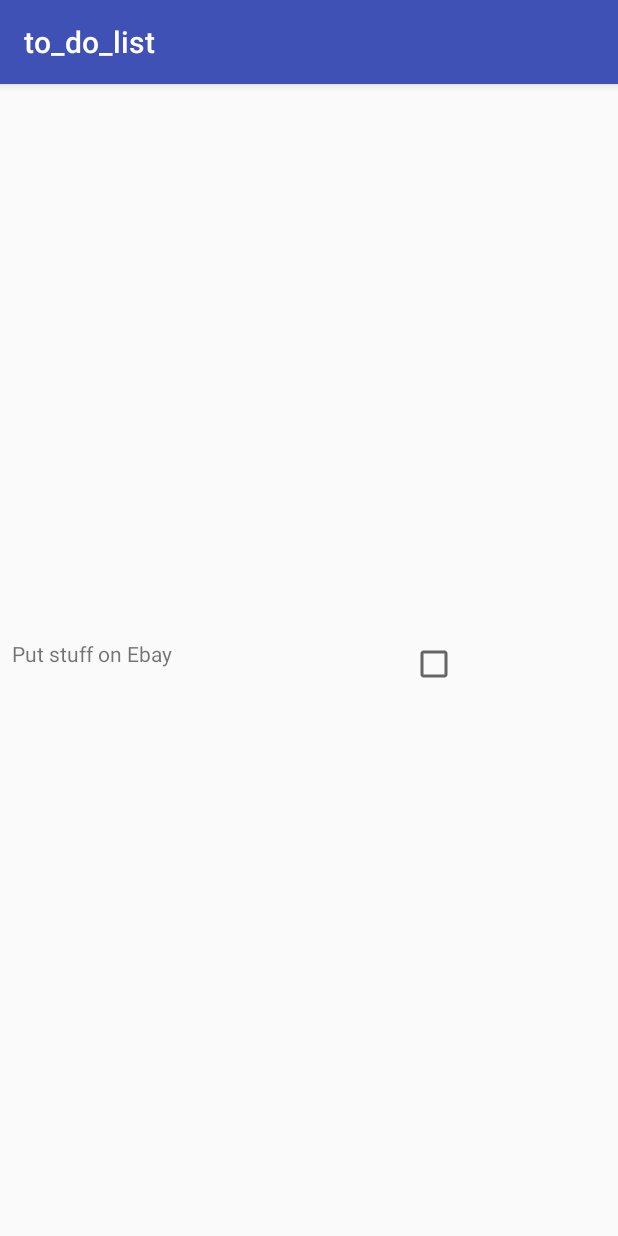
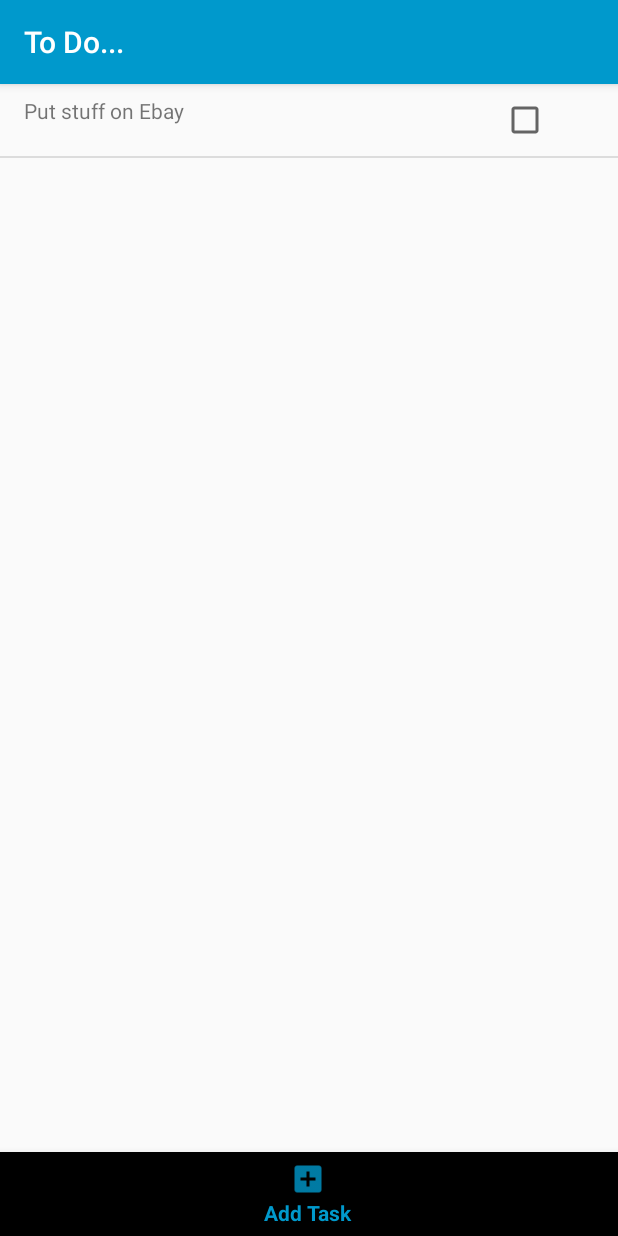
Before and after one commit to amyrob/project_to_do_list, an Android app: the screen it shows after launch (MainActivity), on a phone screen of 412 x 824 dp. Run offline under Robolectric (Android 15) with nearby library versions, the phone set to English and light mode, and no system bars; libraries missing offline, so code that uses them is left out: android.support.design.

Commit message:
Add task button added

```diff
--- a/app/src/main/java/com/example/amy/to_do_list/DbHelper.java
+++ b/app/src/main/java/com/example/amy/to_do_list/DbHelper.java
@@ -2,13 +2,14 @@ package com.example.amy.to_do_list;
 
 import android.content.Context;
 import android.database.sqlite.*;
+import android.os.Bundle;
 
 /**
  * Created by Amy on 26/03/2018.
  */
 
 public class DbHelper extends SQLiteOpenHelper {
-    private static final int DATABASE_VERSION = 1;
+    private static final int DATABASE_VERSION = 2;
     private static final String DATABASE_NAME = "todolist.db";
 
     public DbHelper(Context context) {
--- a/app/src/main/java/com/example/amy/to_do_list/MainActivity.java
+++ b/app/src/main/java/com/example/amy/to_do_list/MainActivity.java
@@ -1,8 +1,15 @@
 package com.example.amy.to_do_list;
 
+import android.content.SharedPreferences;
+import android.preference.PreferenceManager;
+import android.support.annotation.NonNull;
+import android.support.design.internal.BottomNavigationMenu;
+import android.support.design.widget.BottomNavigationView;
 import android.support.v7.app.AppCompatActivity;
 import android.os.Bundle;
+import android.view.MenuItem;
 import android.widget.ListView;
+import android.widget.Toast;
 
 import java.util.ArrayList;
 
@@ -13,7 +20,7 @@ public class MainActivity extends AppCompatActivity {
         super.onCreate(savedInstanceState);
         setContentView(R.layout.activity_main);
 
-        ToDoList toDoList= new ToDoList();
+        ToDoList toDoList = new ToDoList();
         ArrayList<Task> list = toDoList.getList();
 
         ToDoListAdapter toDoListAdapter = new ToDoListAdapter(this, list);
@@ -23,8 +30,20 @@ public class MainActivity extends AppCompatActivity {
 
         TaskDbHelper db = new TaskDbHelper(this);
         db.getWritableDatabase();
-//
-//
+
+        BottomNavigationView bottomNavigationView = (BottomNavigationView) findViewById(R.id.bottom_nav_bar);
+        bottomNavigationView.setOnNavigationItemSelectedListener(new BottomNavigationView.OnNavigationItemSelectedListener() {
+            @Override
+            public boolean onNavigationItemSelected(@NonNull MenuItem item) {
+                switch (item.getItemId()) {
+                    case R.id.add_task:
+                        Toast.makeText(MainActivity.this, "Task Added", Toast.LENGTH_SHORT).show();
+                }
+                return true;
+            }
+        });
+
+
 //        db.save(task);
 //        db.allTasks();
     }
--- a/app/src/main/res/layout/activity_main.xml
+++ b/app/src/main/res/layout/activity_main.xml
@@ -1,21 +1,32 @@
 <?xml version="1.0" encoding="utf-8"?>
-<android.support.constraint.ConstraintLayout xmlns:android="http://schemas.android.com/apk/res/android"
+<RelativeLayout xmlns:android="http://schemas.android.com/apk/res/android"
     xmlns:app="http://schemas.android.com/apk/res-auto"
     xmlns:tools="http://schemas.android.com/tools"
     android:layout_width="match_parent"
     android:layout_height="match_parent"
-    tools:context="com.example.amy.to_do_list.MainActivity">
+    tools:context=".MainActivity">
 
     <ListView
         android:id="@+id/list"
         android:layout_width="wrap_content"
+        android:layout_height="470dp"
+        android:layout_alignParentStart="true"
+        android:layout_alignParentTop="true"
+        app:layout_constraintBottom_toTopOf="@+id/bottom_nav_bar"
+        app:layout_constraintEnd_toEndOf="parent"
+        app:layout_constraintHorizontal_bias="1.0"
+        app:layout_constraintStart_toStartOf="parent"
+        app:layout_constraintTop_toTopOf="parent"
+        app:layout_constraintVertical_bias="0.0" />
+
+    <android.support.design.widget.BottomNavigationView
+        android:id="@+id/bottom_nav_bar"
+        android:layout_width="match_parent"
         android:layout_height="wrap_content"
-        android:layout_marginBottom="8dp"
-        android:layout_marginEnd="8dp"
-        android:layout_marginStart="8dp"
-        android:layout_marginTop="8dp"
-        app:layout_constraintBottom_toBottomOf="parent"
-        app:layout_constraintEnd_toEndOf="parent"
-        app:layout_constraintStart_toStartOf="parent"
-        app:layout_constraintTop_toTopOf="parent" />
-</android.support.constraint.ConstraintLayout>
+        android:layout_alignParentBottom="true"
+        android:visibility="visible"
+        app:itemTextColor="@android:color/holo_blue_dark"
+        app:menu="@menu/bottom_nav_bar" />
+
+
+</RelativeLayout>
--- a/app/src/main/res/layout/task_item.xml
+++ b/app/src/main/res/layout/task_item.xml
@@ -8,20 +8,27 @@
 
     <TextView
         android:id="@+id/task_name"
-        android:layout_width="257dp"
-        android:layout_height="36dp"
-        android:layout_marginStart="8dp"
+        android:layout_width="242dp"
+        android:layout_height="29dp"
+        android:layout_marginBottom="8dp"
+        android:layout_marginStart="16dp"
         android:layout_marginTop="8dp"
+        app:layout_constraintBottom_toBottomOf="parent"
         app:layout_constraintStart_toStartOf="parent"
         app:layout_constraintTop_toTopOf="parent"
+        app:layout_constraintVertical_bias="0.017"
         tools:text="taskname" />
 
     <CheckBox
         android:id="@+id/completed_status"
         android:layout_width="wrap_content"
-        android:layout_height="34dp"
-        android:layout_marginStart="8dp"
+        android:layout_height="wrap_content"
+        android:layout_marginBottom="8dp"
+        android:layout_marginStart="76dp"
         android:layout_marginTop="8dp"
+        app:layout_constraintBottom_toBottomOf="parent"
         app:layout_constraintStart_toEndOf="@+id/task_name"
-        app:layout_constraintTop_toTopOf="parent" />
+        app:layout_constraintTop_toTopOf="parent"
+        app:layout_constraintVertical_bias="0.015" />
+
 </android.support.constraint.ConstraintLayout>
--- /dev/null
+++ b/app/src/main/res/menu/bottom_nav_bar.xml
@@ -0,0 +1,13 @@
+<?xml version="1.0" encoding="utf-8"?>
+<menu xmlns:android="http://schemas.android.com/apk/res/android"
+    xmlns:app="http://schemas.android.com/apk/res-auto"
+    >
+
+    <item
+        android:id="@+id/add_task"
+        android:enabled="true"
+        android:icon="@drawable/ic_add_task"
+        android:iconTint="@android:color/background_light"
+        android:title="Add Task" />
+
+</menu>
--- a/app/src/main/res/values/strings.xml
+++ b/app/src/main/res/values/strings.xml
@@ -1,4 +1,4 @@
 <resources>
-    <string name="app_name">to_do_list</string>
+    <string name="app_name">To Do...</string>
     <string name="title_activity_task">Task Details</string>
 </resources>
--- a/app/src/main/res/values/styles.xml
+++ b/app/src/main/res/values/styles.xml
@@ -3,14 +3,9 @@
     <!-- Base application theme. -->
     <style name="AppTheme" parent="Theme.AppCompat.Light.DarkActionBar">
         <!-- Customize your theme here. -->
-        <item name="colorPrimary">@color/colorPrimary</item>
+        <item name="colorPrimary">@android:color/holo_blue_dark</item>
         <item name="colorPrimaryDark">@color/colorPrimaryDark</item>
         <item name="colorAccent">@color/colorAccent</item>
-    </style>
-
-    <style name="AppTheme.NoActionBar">
-        <item name="windowActionBar">false</item>
-        <item name="windowNoTitle">true</item>
     </style>
 
     <style name="AppTheme.AppBarOverlay" parent="ThemeOverlay.AppCompat.Dark.ActionBar" />
```
Also changed, not shown: app/src/main/res/drawable-hdpi/ic_add_task.png (added), app/src/main/res/drawable-mdpi/ic_add_task.png (added), app/src/main/res/drawable-xhdpi/ic_add_task.png (added), app/src/main/res/drawable-xxhdpi/ic_add_task.png (added).
